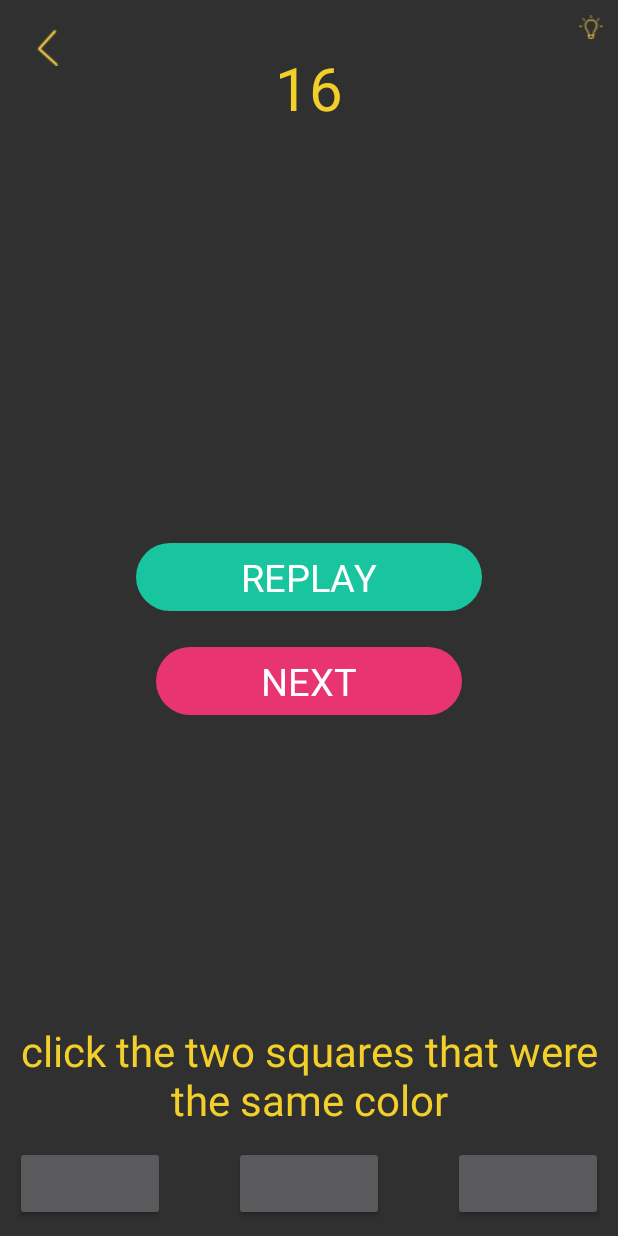
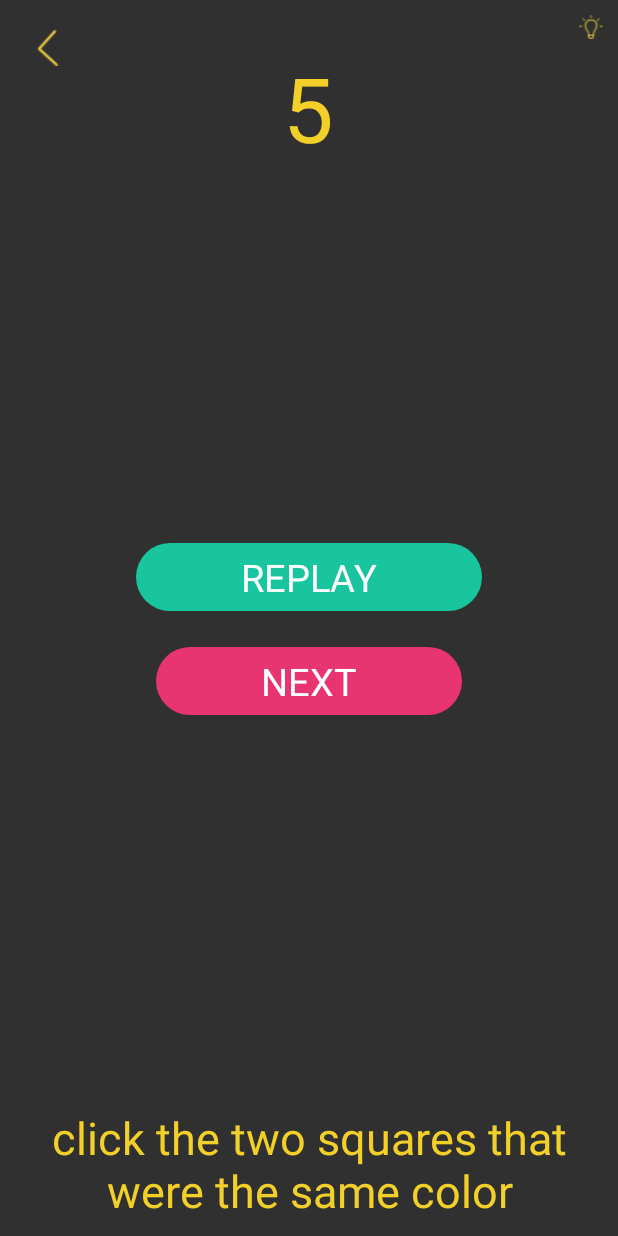
Before and after one commit to meyerjac/enhance-Memory, an Android app: the layout activity_s1_l15.xml on its own in the app's theme, with its tools: preview values and no code run, on a phone screen of 412 x 824 dp. Run offline under Robolectric (Android 15) with nearby library versions, the phone set to English and light mode, and no system bars; Roboto replaces fonts that are not available here.

Commit message:
fixed bugs for question 15

```diff
--- a/app/src/main/java/jacksonmeyer/com/memoryenhancement/Stage1/S1L15.java
+++ b/app/src/main/java/jacksonmeyer/com/memoryenhancement/Stage1/S1L15.java
@@ -45,7 +45,7 @@ public class S1L15 extends AppCompatActivity implements View.OnClickListener {
     TextView Replay;
     @Bind(R.id.numberOfLightbulbs)
     TextView NumberOfLightbulbs;
-    @Bind(R.id. checkXImageView)
+    @Bind(R.id.checkXImageView)
     ImageView CheckXImageView;
 
     @Bind(R.id.colorOneImageView)
--- a/app/src/main/res/layout/activity_s1_l15.xml
+++ b/app/src/main/res/layout/activity_s1_l15.xml
@@ -6,7 +6,7 @@
     android:layout_width="match_parent"
     android:layout_height="match_parent"
     android:padding="10dp"
-    tools:context="jacksonmeyer.com.memoryenhancement.Stage1.S1L18">
+    tools:context="jacksonmeyer.com.memoryenhancement.Stage1.S1L15">
 
     <RelativeLayout
         android:layout_width="100dp"
@@ -36,54 +36,6 @@
             android:layout_alignParentTop="true"
             android:layout_alignParentRight="true"
             android:layout_alignParentEnd="true" />
-    </RelativeLayout>
-
-    <TextView
-        android:text=""
-        android:textSize="30dp"
-        android:textColor="@color/colorWhite"
-        android:layout_width="wrap_content"
-        android:layout_height="wrap_content"
-        android:layout_below="@+id/coundownTimerTextView"
-        android:layout_centerHorizontal="true"
-        android:layout_marginTop="30dp"
-        android:gravity="center"
-        android:id="@+id/questionTextView" />
-
-    <RelativeLayout
-        android:layout_width="match_parent"
-        android:layout_height="50dp"
-        android:layout_alignParentBottom="true"
-        android:layout_alignParentLeft="true"
-        android:layout_alignParentStart="true"
-        android:id="@+id/buttonLayout">
-
-        <Button
-            android:text=""
-            android:layout_width="100dp"
-            android:layout_height="50dp"
-            android:id="@+id/answer1"
-            android:layout_alignParentBottom="true"
-            android:layout_alignParentLeft="true"
-            android:layout_alignParentStart="true" />
-
-        <Button
-            android:text=""
-            android:layout_width="100dp"
-            android:layout_height="50dp"
-            android:layout_alignTop="@+id/answer1"
-            android:layout_centerHorizontal="true"
-            android:id="@+id/answer2" />
-
-        <Button
-            android:text=""
-            android:layout_width="100dp"
-            android:layout_height="50dp"
-            android:layout_alignParentBottom="true"
-            android:layout_alignParentRight="true"
-            android:layout_alignParentEnd="true"
-            android:id="@+id/answer3" />
-
     </RelativeLayout>
 
     <RelativeLayout
@@ -133,14 +85,15 @@
     </RelativeLayout>
 
     <TextView
-        android:text="16"
+        android:text="5"
         android:layout_width="wrap_content"
         android:layout_height="wrap_content"
-        android:id="@+id/countdownTimerTextView"
-        android:textSize="40dp"
+        android:id="@+id/coundownTimerTextView"
+        android:textSize="60dp"
         android:textColor="@color/colorYellowish"
         android:layout_below="@+id/lightBulbRelativeLayout"
         android:layout_centerHorizontal="true" />
+
 
     <ImageView
         android:layout_width="wrap_content"
@@ -152,25 +105,90 @@
         android:layout_alignParentStart="true"
         android:id="@+id/backArrow" />
 
+
     <ImageView
         android:layout_width="wrap_content"
         android:layout_height="wrap_content"
-        android:src="@drawable/arrow"
+        android:src="@drawable/check_correct"
         android:id="@+id/checkXImageView"
-        android:layout_alignTop="@+id/questionTextView"
         android:visibility="invisible"
-        android:layout_centerHorizontal="true" />
+        android:layout_below="@+id/coundownTimerTextView"
+        android:layout_centerHorizontal="true"
+        android:layout_marginTop="19dp" />
 
     <TextView
         android:text="@string/s1l15_question"
         android:layout_width="wrap_content"
         android:layout_height="wrap_content"
         android:textColor="@color/colorYellowish"
-        android:textSize="28dp"
+        android:textSize="30dp"
         android:gravity="center"
         android:id="@+id/answerQuestionTextView"
-        android:layout_above="@+id/buttonLayout"
+        android:layout_alignParentBottom="true"
+        android:layout_centerHorizontal="true" />
+
+    <RelativeLayout
+        android:layout_width="match_parent"
+        android:layout_height="200dp"
+        android:id="@+id/colorRelativeLayout"
+        android:visibility="invisible"
+        android:layout_centerVertical="true"
         android:layout_alignParentLeft="true"
-        android:layout_alignParentStart="true"
-        android:layout_marginBottom="12dp" />
+        android:layout_alignParentStart="true">
+
+        <TableRow
+            android:id="@+id/second_row"
+            android:layout_width="fill_parent"
+            android:layout_height="100dp"
+            android:layout_weight="1"
+            android:gravity="center"
+            android:layout_alignParentTop="true"
+            android:layout_alignParentLeft="true"
+            android:layout_alignParentStart="true">
+            <ImageView
+                android:layout_width="75dp"
+                android:layout_height="75dp"
+                android:layout_margin="5dp"
+                android:background="@drawable/solid_blue_circle"
+                android:id="@+id/colorThreeImageView"
+                android:visibility="invisible" />
+
+            <ImageView
+                android:layout_width="75dp"
+                android:layout_height="75dp"
+                android:layout_margin="5dp"
+                android:background="@drawable/solid_blue_circle"
+                android:id="@+id/colorFourImageView"
+                android:visibility="invisible" />
+        </TableRow>
+
+        <TableRow
+            android:id="@+id/first_row"
+            android:layout_width="fill_parent"
+            android:layout_height="100dp"
+            android:layout_weight="1"
+            android:gravity="center"
+            android:layout_alignParentBottom="true"
+            android:layout_alignParentRight="true"
+            android:layout_alignParentEnd="true">
+
+            <ImageView
+                android:layout_width="75dp"
+                android:layout_height="75dp"
+                android:layout_margin="5dp"
+                android:background="@drawable/solid_blue_circle"
+                android:id="@+id/colorTwoImageView"
+                android:visibility="invisible" />
+
+            <ImageView
+                android:layout_width="75dp"
+                android:layout_height="75dp"
+                android:layout_margin="5dp"
+                android:background="@drawable/solid_blue_circle"
+                android:id="@+id/colorOneImageView"
+                android:visibility="invisible"
+                android:layout_marginRight="13dp"
+                android:layout_marginEnd="13dp" />
+        </TableRow>
+    </RelativeLayout>
 </RelativeLayout>
--- a/app/src/main/res/layout/activity_s1_l18.xml
+++ b/app/src/main/res/layout/activity_s1_l18.xml
@@ -6,7 +6,7 @@
     android:layout_width="match_parent"
     android:layout_height="match_parent"
     android:padding="10dp"
-    tools:context="jacksonmeyer.com.memoryenhancement.Stage1.S1L5">
+    tools:context="jacksonmeyer.com.memoryenhancement.Stage1.S1L18">
 
     <RelativeLayout
         android:layout_width="100dp"
```
